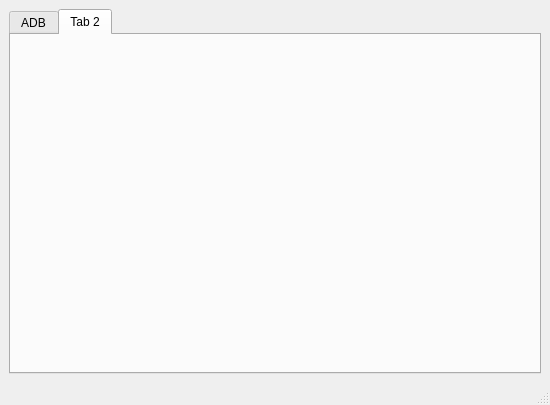
Old version of the form adbtool.ui in the repository bitproger/DroidTool.
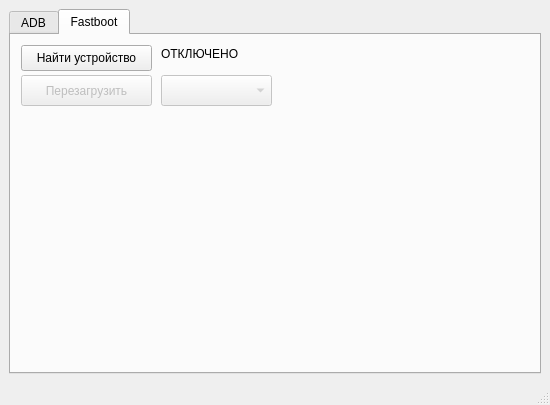
New version of the form. The open tabs and pages were chosen to show the change.

Commit message: fix bugs and add two fastboot commands

```diff
--- a/adbtool.ui
+++ b/adbtool.ui
@@ -142,8 +142,89 @@
       </widget>
       <widget class="QWidget" name="tab_2">
        <attribute name="title">
-        <string>Tab 2</string>
+        <string>Fastboot</string>
        </attribute>
+       <widget class="QPushButton" name="SearchBtn_FB">
+        <property name="enabled">
+         <bool>true</bool>
+        </property>
+        <property name="geometry">
+         <rect>
+          <x>10</x>
+          <y>10</y>
+          <width>131</width>
+          <height>26</height>
+         </rect>
+        </property>
+        <property name="text">
+         <string>Найти устройство</string>
+        </property>
+       </widget>
+       <widget class="QLabel" name="StatusConn_FB">
+        <property name="geometry">
+         <rect>
+          <x>150</x>
+          <y>10</y>
+          <width>141</width>
+          <height>18</height>
+         </rect>
+        </property>
+        <property name="text">
+         <string>ОТКЛЮЧЕНО</string>
+        </property>
+       </widget>
+       <widget class="QPushButton" name="RebootBtn_FB">
+        <property name="enabled">
+         <bool>false</bool>
+        </property>
+        <property name="geometry">
+         <rect>
+          <x>10</x>
+          <y>40</y>
+          <width>131</width>
+          <height>31</height>
+         </rect>
+        </property>
+        <property name="text">
+         <string>Перезагрузить</string>
+        </property>
+       </widget>
+       <widget class="QComboBox" name="SelectorTypeReboot_FB">
+        <property name="enabled">
+         <bool>false</bool>
+        </property>
+        <property name="geometry">
+         <rect>
+          <x>150</x>
+          <y>40</y>
+          <width>111</width>
+          <height>31</height>
+         </rect>
+        </property>
+        <property name="editable">
+         <bool>false</bool>
+        </property>
+        <item>
+         <property name="text">
+          <string/>
+         </property>
+        </item>
+        <item>
+         <property name="text">
+          <string>bootloader</string>
+         </property>
+        </item>
+        <item>
+         <property name="text">
+          <string>fastboot</string>
+         </property>
+        </item>
+        <item>
+         <property name="text">
+          <string>recovery</string>
+         </property>
+        </item>
+       </widget>
       </widget>
      </widget>
     </item>
```
Left out of the diff: 36 changed lines with no effect on the pictures. The commit also changes 4 other files.
